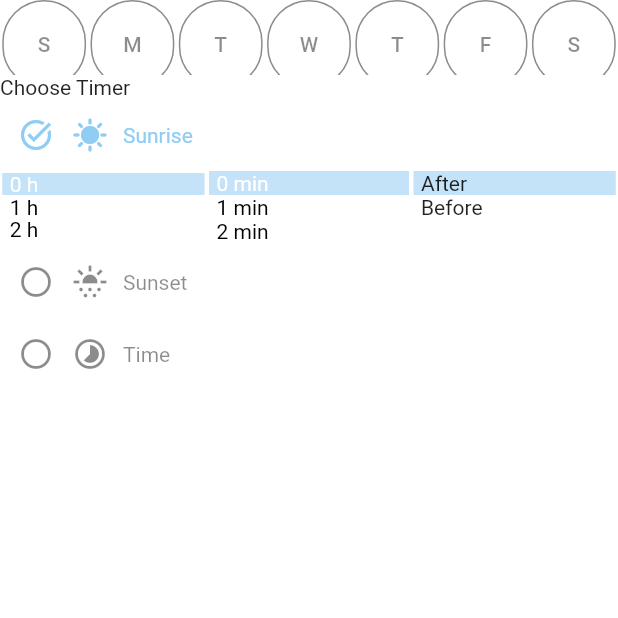
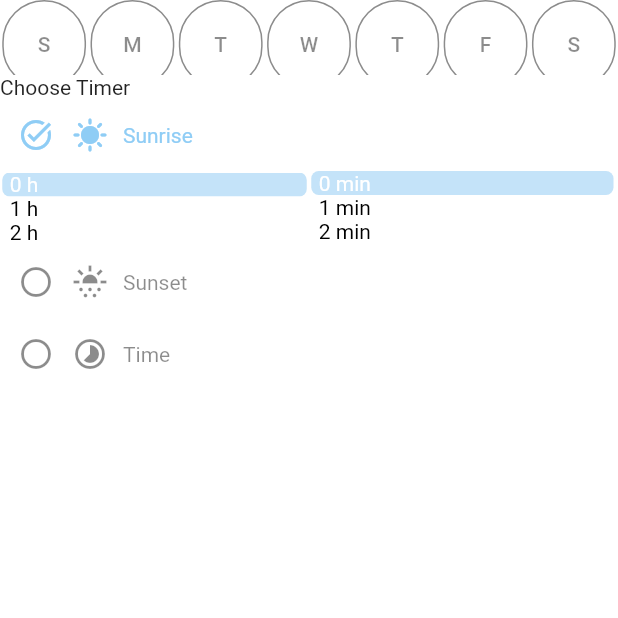
Before and after one commit to armenuhitoroyan/FlutterCourse, a Flutter app: the DatePicker screen opened by its route, after a tap on the "circle" icon, on a phone screen of 412 x 824 dp, the top half of it. Run offline on Flutter 3.47's test engine with Material 2 defaults, Android fonts, the phone set to English and light mode, and no system bars; our stand-ins replace bloc, equatable, firebase_core, flutter_bloc, flutter_time_picker_spinner, fluttertoast and 1 more; missing offline and left inert: flutter_barcode_scanner; accounts and stored records are empty.

Commit message:
the time picker changed

```diff
--- a/lib/config/maps/map_time.dart
+++ b/lib/config/maps/map_time.dart
@@ -2,6 +2,12 @@ class MapTime {
   static Map<String, String> map = {
     'hours': '',
     'miutes': '',
-    // 'weekday': '',
+    'weekday': '',
   };
+
+  static bool apm = false;
+  static bool date = false;
+  static bool time = false;
+  static bool hour = false;
+  static bool minute = false;
 }
--- a/lib/pages/automations/pickers/date.dart
+++ b/lib/pages/automations/pickers/date.dart
@@ -1,12 +1,13 @@
 import 'package:flutter/material.dart';
 import 'package:provider/provider.dart';
 import 'package:ranger/config/colors.dart';
+import 'package:ranger/config/maps/map_time.dart';
 import 'package:ranger/config/str.dart';
 import 'package:ranger/pages/automations/pickers/timer_provider.dart';
 import 'package:ranger/pages/automations/pickers/widgets/after_before.dart';
 import 'package:ranger/pages/automations/pickers/widgets/hours.dart';
 import 'package:ranger/pages/automations/pickers/widgets/minuts.dart';
-import 'package:ranger/pages/automations/pickers/widgets/time.dart';
+
 import 'package:ranger/pages/automations/pickers/widgets/timer.dart';
 import 'package:ranger/pages/automations/pickers/widgets/weekdays.dart';
 
@@ -50,6 +51,7 @@ class DatePicker extends StatelessWidget {
                                     value.i = index;
                                     value.onVisibleTime();
                                     value.isVisible = !value.isVisible;
+                                    MapTime.apm = value.i != 2 ? false : true;
                                   },
                                   icon:
                                       value.i == index && value.color == 'blue'
@@ -63,8 +65,7 @@ class DatePicker extends StatelessWidget {
                                             )),
                               Icon(
                                 value.listIcons[index],
-                                color: value.i == index &&
-                                        value.color == 'blue'
+                                color: value.i == index && value.color == 'blue'
                                     ? RangerColors.lightBlue
                                     : RangerColors.black,
                               ),
@@ -77,10 +78,10 @@ class DatePicker extends StatelessWidget {
                                 child: Text(
                                   value.listDAtes[index],
                                   style: TextStyle(
-                                    color:
-                                        value.i == index && value.color == 'blue'
-                                            ? RangerColors.lightBlue
-                                            : RangerColors.black,
+                                    color: value.i == index &&
+                                            value.color == 'blue'
+                                        ? RangerColors.lightBlue
+                                        : RangerColors.black,
                                   ),
                                 ),
                               ),
--- a/lib/pages/automations/pickers/time.dart
+++ b/lib/pages/automations/pickers/time.dart
@@ -4,6 +4,7 @@ import 'package:ranger/config/colors.dart';
 import 'package:ranger/pages/automations/pickers/timer_provider.dart';
 import 'package:ranger/pages/automations/pickers/widgets/timer.dart';
 
+import '../../../config/maps/map_time.dart';
 import 'custom/custom_time_picker.dart';
 
 class TimePicker extends StatelessWidget {
@@ -38,6 +39,7 @@ class TimePicker extends StatelessWidget {
                               value.onVisibleTime();
                               value.setIndex();
                               value.isVisible = !value.isVisible;
+                              MapTime.hour = value.i != 2 ? false : true;
                             },
                             icon: value.i == index && value.color == 'blue'
                                 ? const Icon(
@@ -57,7 +59,7 @@ class TimePicker extends StatelessWidget {
                             : false,
                         child: SizedBox(
                           width: double.infinity,
-                          child: CustomTimePicker(),
+                          child: TimerWidget(),
                         ))
                   ],
                 ),
--- a/lib/pages/automations/pickers/widgets/hours.dart
+++ b/lib/pages/automations/pickers/widgets/hours.dart
@@ -1,55 +1,73 @@
 import 'package:flutter/material.dart';
-import 'package:provider/provider.dart';
-import 'package:ranger/config/colors.dart';
-import 'package:ranger/pages/automations/pickers/widgets/providers/listview_provider.dart';
 
-class Hours extends StatelessWidget {
+import '../../../../config/colors.dart';
+import '../../../../config/maps/map_time.dart';
+import '../../../../config/pixels.dart';
+
+class Hours extends StatefulWidget {
+  @override
+  State<Hours> createState() => _HoursState();
+}
+
+class _HoursState extends State<Hours> {
+  ScrollController _scrollController = ScrollController();
+
+  double _height = 0.0;
+  double height = 0.0;
+  double h = 0.0;
+
+  int i = 0;
+
+  bool isSelected = false;
+
+  @override
+  void initState() {
+    setState(() {
+      super.initState();
+    });
+  }
+
+  @override
+  void dispose() {
+    _scrollController.dispose();
+    super.dispose();
+  }
+
   @override
   Widget build(BuildContext context) {
-    ScrollController _scrollController =
-        ScrollController(keepScrollOffset: true);
-
-    return ChangeNotifierProvider(
-      create: (context) => ListProvider(),
-      child: Consumer<ListProvider>(
-        builder: (context, value, child) => NotificationListener(
+    return NotificationListener(
       child: ListView.builder(
-              controller: value.scrollController,
-              itemCount: 12,
-              itemExtent: 15.0,
+          itemCount: 13,
+          controller: _scrollController,
           itemBuilder: (context, index) {
-                value.height = value.scrollController.position.pixels;
-                value.i = index;
-
-
-                print('//////////////////');
-                print(value.i);
-                print(value.height);
-
-                // value.animateToIndex(value.i);
-
+            height = _scrollController.position.pixels; // --------
             return InkWell(
-                  onTap: () {
-                    print('*******');
-
-                    print(index);
-                    print('height: ${value.height}');
-                    print(value.animateToIndex(index));
-
-                    // MapTime.map['hours'] = '${value.i}';
-                  },
+              onTap: () {},
               child: SizedBox(
                 child: DecoratedBox(
                   decoration: BoxDecoration(
-                          color: index == 0   // || index == value.animateToIndex(value.i+1)
+                    color: index == 0 || (index == getIndex(index + 1))
                         ? RangerColors.rowsBlue
-                              : RangerColors.white),
+                        : RangerColors.white,
+                    borderRadius: BorderRadius.circular(5.0),
+                  ),
                   child: Padding(
                     padding: const EdgeInsets.only(left: 5.0),
-                        child: Text(
-                          '$index h',
+                    child: index == 12
+                        ? const Text(
+                            '',
+                            style: TextStyle(color: Colors.white),
+                          )
+                        : Text(
+                             MapTime.hour == false
+                              ? '$index h'
+                              :
+                                index >= 0 &&  index < 10 ? '0$index' :'$index',
                             style: TextStyle(
-                              color: index == 0 ? Colors.white : Colors.black),
+                                color:
+                                    index == 0 || (index == getIndex(index + 1))
+                                        ? Colors.white
+                                        : Colors.black),
                           ),
                   ),
                 ),
@@ -58,24 +76,38 @@ class Hours extends StatelessWidget {
           }),
       onNotification: (notification) {
         if (notification is ScrollEndNotification) {
-              if (notification.metrics.pixels ==
-                  value.scrollController.position.pixels) {
-                value.h = notification.metrics.pixels;
-                value.isSelected = true;
-
-                return value.isSelected;
+          h = notification.metrics.pixels;
+          Pixels.pixel = h;
+          setState(() {
+            _height = getPixels(h);
+          });
+          isSelected = true;
+          return isSelected;
         } else {
-                value.isSelected = false;
-              }
-            } else {
-              value.isSelected = false;
-              value.h = 0.0;
+          isSelected = false;
+          h = 0.0;
         }
 
-            return value.isSelected;
+        return isSelected;
       },
-        ),
-      ),
     );
   }
+
+  getPixels(double pixels) {
+    _height = pixels;
+    return _height;
   }
+
+  getIndex(int index) {
+    if (index > 0 && index <= 5) {
+      i = ((height / (2 * index)).round()) - 1;
+    }
+
+    else if (index > 6 && index <= 8) {
+      i = ((height / (2 * index)).round()+1);
+    }
+
+    MapTime.map['hours'] = '$i';
+    return i;
+  }
+}
--- a/lib/pages/automations/pickers/widgets/minuts.dart
+++ b/lib/pages/automations/pickers/widgets/minuts.dart
@@ -41,30 +41,40 @@ class _MinutesState extends State<Minutes> {
   Widget build(BuildContext context) {
     return NotificationListener(
       child: ListView.builder(
-          itemCount: 60,
+          itemCount: 61,
           controller: _scrollController,
           itemBuilder: (context, index) {
             height = _scrollController.position.pixels; // --------
             return InkWell(
               onTap: () {
-                print('index = $index');
-                print('get index == ${getIndex(index)}');
+                // print('index = $index');
+                // print('get index == ${getIndex(index)}');
 
-                print(height);
-                print(_scrollController.position.pixels);
+                // print(height);
+                // print(_scrollController.position.pixels);
               },
               child: SizedBox(
                 child: DecoratedBox(
                   decoration: BoxDecoration(
                     color: index == 0 || (index == getIndex(index + 1))
                         ? RangerColors.rowsBlue
-                          : RangerColors.white),
+                        : RangerColors.white,
+                    borderRadius: BorderRadius.circular(5.0),
+                  ),
                   child: Padding(
                     padding: const EdgeInsets.only(left: 5.0),
-                    child: Text(
-                      '$index min',
+                    child: index == 60
+                        ? const Text(
+                            '',
+                            style: TextStyle(color: Colors.white),
+                          )
+                        : Text(
+                            MapTime.hour == false
+                              ? '$index min'
+                              : index >= 0 &&  index < 10 ? '0$index' :'$index',
                             style: TextStyle(
-                          color: index == 0 || (index == getIndex(index + 1))
+                                color:
+                                    index == 0 || (index == getIndex(index + 1))
                                         ? Colors.white
                                         : Colors.black),
                           ),
@@ -77,7 +87,7 @@ class _MinutesState extends State<Minutes> {
         if (notification is ScrollEndNotification) {
           h = notification.metrics.pixels;
           Pixels.pixel = h;
-          print(h);
+          // print(h);
 
           setState(() {
             _height = getPixels(h);
@@ -103,13 +113,10 @@ class _MinutesState extends State<Minutes> {
   getIndex(int index) {
     if (index <= 5) {
       ind = ((height / (2 * index)).round()) - 1;
-      print('ind = $ind');
-    } else if (index > 6 && index <= 7) {
+    } else if (index > 6 && index < 8) {
       ind = ((height / (2 * index)).round());
-      print('ind = $ind');
-    } else if (index > 7 && index < 10) {
+    } else if (index > 8 && index < 10) {
       ind = ((height / (2 * index)).round() + 2);
-      print('ind = $ind');
     }
 
     if (index > 15 && index < 17) {
@@ -118,15 +125,16 @@ class _MinutesState extends State<Minutes> {
 
     if (index > 30 && index < 45) {
       ind = (height / 15.5).round();
-      print(ind);
+      // print(ind);
     }
     if (index > 46 && index < 60) {
-      ind = ((height / 15.5).round()-1);
-      print(ind);
+      ind = ((height / 15.5).round() - 1);
+      // print(ind);
     }
 
+    // print('i => $ind');
 
-    print('i => $ind');
+    MapTime.map['miutes'] = '$ind';
     return ind;
   }
 }
--- a/lib/pages/automations/pickers/widgets/timer.dart
+++ b/lib/pages/automations/pickers/widgets/timer.dart
@@ -4,6 +4,7 @@ import 'package:ranger/config/colors.dart';
 import 'package:ranger/pages/automations/pickers/widgets/hours.dart';
 import 'package:ranger/pages/automations/pickers/widgets/minuts.dart';
 
+import '../../../../config/maps/map_time.dart';
 import 'after_before.dart';
 
 class TimerWidget extends StatefulWidget {
@@ -43,12 +44,15 @@ class _TimerWidgetState extends State<TimerWidget> {
             ),
           ),
         ),
-        Expanded(
-          child: SizedBox(
-            height: 50,
-            child: Padding(
-              padding: const EdgeInsets.only(left: 1.5),
-              child: AfterBefore(),
+        Visibility(
+          visible: MapTime.date == true ? true : false,
+          child: Expanded(
+            child: SizedBox(
+              height: 50,
+              child: Padding(
+                padding: const EdgeInsets.only(left: 1.5),
+                child: AfterBefore(),
+              ),
             ),
           ),
         ),
--- a/lib/pages/automations/pickers/widgets/weekdays.dart
+++ b/lib/pages/automations/pickers/widgets/weekdays.dart
@@ -3,6 +3,7 @@ import 'package:provider/provider.dart';
 import 'package:ranger/pages/automations/pickers/timer_provider.dart';
 
 import '../../../../config/colors.dart';
+import '../../../../config/maps/map_time.dart';
 
 class WeekDays extends StatelessWidget {
   @override
@@ -30,7 +31,8 @@ class WeekDays extends StatelessWidget {
                   child: Center(
                     child: TextButton(
                       onPressed: () {
-                        print(value.weekDays[index]);
+                        // print(value.weekDays[index]);
+                        MapTime.map['weekday'] = value.weekDays[index];
                       },
                       child: Text(
                         value.weekDays[index],
--- a/lib/widgets/save_btn.dart
+++ b/lib/widgets/save_btn.dart
@@ -13,10 +13,9 @@ class Save extends StatefulWidget {
 }
 
 class _SaveState extends State<Save> {
-  double sideLength = 30;
+  double sideLength = 50;
   @override
   void initState() {
-    // TODO: implement initState
     super.initState();
     setState(() {});
   }
```
Also changed, not shown: lib/pages/automations/automation.dart (+36 -4 lines), lib/pages/automations/pickers/custom/custom_picker.dart (deleted, +0 -92 lines), lib/pages/automations/pickers/custom/custom_time_picker.dart (deleted, +0 -69 lines), lib/pages/automations/pickers/widgets/after_before.dart (+106 -25 lines), lib/pages/automations/pickers/widgets/dialog.dart (+5 -2 lines), lib/pages/automations/pickers/widgets/time.dart (deleted, +0 -50 lines). Lines whose indentation alone changed are shown as unchanged.
